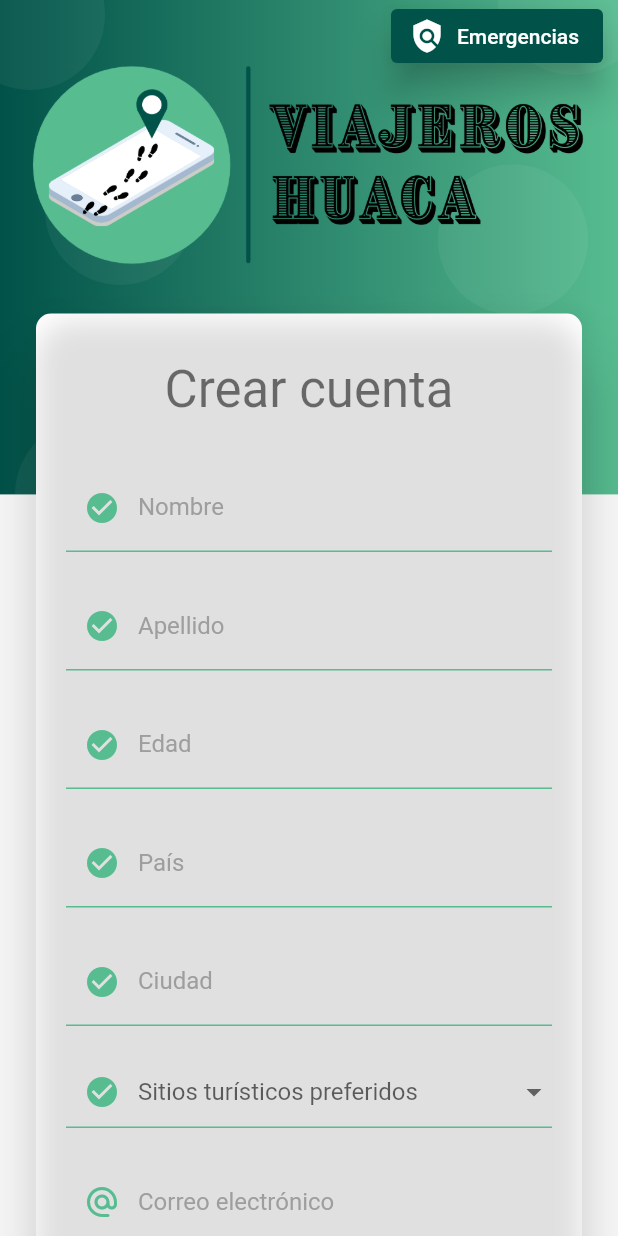
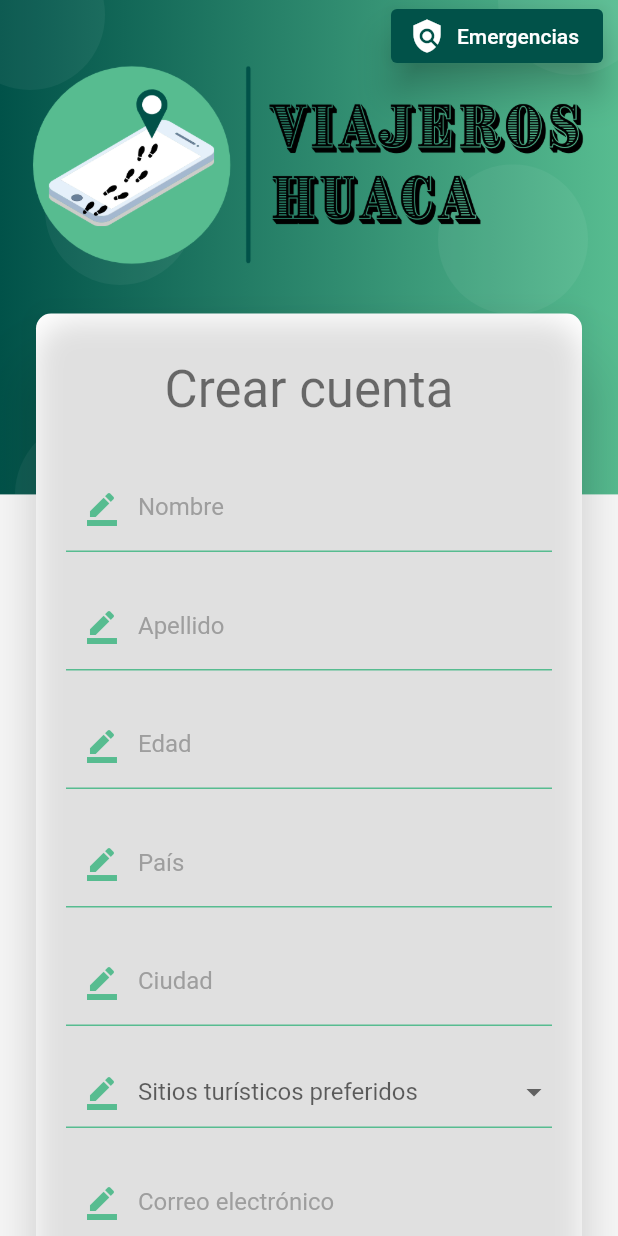
Before and after one commit to PaoMinta0596/ViajerosHuaca, a Flutter app: the screen it shows after launch, after a tap on "Ingresar", after a tap on "Crear una nueva cuenta", on a phone screen of 412 x 824 dp. Run offline on Flutter 3.47's test engine with Material 2 defaults, Android fonts, the phone set to English and light mode, and no system bars; our stand-ins replace flutter_map, flutter_secure_storage, latlong, share, shared_preferences; missing offline and left inert: flutter_webview_plugin; network calls fail.

Commit message:
prueba 1

```diff
--- a/lib/main.dart
+++ b/lib/main.dart
@@ -37,7 +37,7 @@ void main() async {
 class MyApp extends StatelessWidget {
   @override
   Widget build(BuildContext context) {
-    final prefs = new PreferenciasUsuario();
+    // final prefs = new PreferenciasUsuario();
     // print(prefs.token);
     return MultiProvider(
       providers: [
@@ -54,7 +54,7 @@ class MyApp extends StatelessWidget {
             routes: {
               'login': (_) => LoginPage(),
               'register': (_) => RegisterPage(),
-              'check': (_) => CheckAuthPage(),
+              'check': (BuildContext context) => CheckAuthPage(),
               'menu': (BuildContext context) => MenuWidget(),
               'mapa': (BuildContext context) => MapaPage(),
               'home': (BuildContext context) => HomePage(),
--- a/lib/src/bloc/auth_service.dart
+++ b/lib/src/bloc/auth_service.dart
@@ -1,4 +1,5 @@
 import 'dart:convert';
+import 'package:app_atractivos/src/preferencias_usuario.dart/preferencias_usuario.dart';
 import 'package:flutter/material.dart';
 import 'package:flutter_secure_storage/flutter_secure_storage.dart';
 import 'package:http/http.dart' as http;
@@ -6,6 +7,7 @@ import 'package:http/http.dart' as http;
 class AuthService extends ChangeNotifier {
   final String _baseUrl = 'identitytoolkit.googleapis.com';
   final String _firebaseToken = 'AIzaSyB4NdodQfUZrYR63-PlRE0TGzrT74O6Vkw';
+  final _prefs = new PreferenciasUsuario();
 
   final storage = new FlutterSecureStorage();
 
@@ -25,6 +27,9 @@ class AuthService extends ChangeNotifier {
 
     if (decodedResp.containsKey('idToken')) {
       // return decodedResp['idToken'];
+      // _prefs.email = decodedResp['email'];
+      // _prefs.token = decodedResp['idToken'];
+      await storage.write(key: 'email', value: decodedResp['email']);
       await storage.write(key: 'token', value: decodedResp['idToken']);
       return null;
     } else {
@@ -48,6 +53,9 @@ class AuthService extends ChangeNotifier {
 
     if (decodedResp.containsKey('idToken')) {
       // return decodedResp['idToken'];
+      // _prefs.email = decodedResp['email'];
+      // _prefs.token = decodedResp['idToken'];
+      await storage.write(key: 'email', value: decodedResp['email']);
       await storage.write(key: 'token', value: decodedResp['idToken']);
       return null;
     } else {
@@ -61,6 +69,6 @@ class AuthService extends ChangeNotifier {
   }
 
   Future<String> readToken() async {
-    return await storage.read(key: 'token') ?? null;
+    return await storage.read(key: 'token') ?? '';
   }
 }
--- a/lib/src/pages/check_auth_page.dart
+++ b/lib/src/pages/check_auth_page.dart
@@ -1,21 +1,31 @@
-import 'package:app_atractivos/src/bloc/auth_service.dart';
 import 'package:app_atractivos/src/pages/home_page.dart';
 import 'package:app_atractivos/src/pages/login_page.dart';
 import 'package:flutter/material.dart';
-import 'package:provider/provider.dart';
+import 'package:flutter_secure_storage/flutter_secure_storage.dart';
 
 class CheckAuthPage extends StatelessWidget {
+  final storage = new FlutterSecureStorage();
+
   @override
   Widget build(BuildContext context) {
-    final authService = Provider.of<AuthService>(context, listen: false);
-    return Scaffold(
-      body: Center(
-          child: FutureBuilder(
-              future: authService.readToken(),
-              builder: (BuildContext context, AsyncSnapshot<String> snapshot) {
-                if (snapshot.hasData) return Text('');
+    return Scaffold(body: _crearMapa(context));
+  }
 
-                if (snapshot.data == null) {
+  Widget _crearMapa(BuildContext context) {
+    return FutureBuilder(
+      future: crearMarcadores(context),
+      builder: (BuildContext context, AsyncSnapshot snapshot) {
+        print('future');
+        return Container();
+      },
+    );
+  }
+
+  Future crearMarcadores(BuildContext context) async {
+    final token = await storage.read(key: 'token') ?? '';
+    print('token de función');
+    // print(token);
+    if (token == '') {
       Future.microtask(() {
         Navigator.pushReplacement(
             context,
@@ -34,8 +44,6 @@ class CheckAuthPage extends StatelessWidget {
         // Navigator.of(context).pushReplacementNamed('home');
       });
     }
-                return Container();
-              })),
-    );
+    // return token;
   }
 }
--- a/lib/src/pages/eventos_page.dart
+++ b/lib/src/pages/eventos_page.dart
@@ -4,6 +4,7 @@ import 'package:app_atractivos/src/search/search_eventos.dart';
 import 'package:app_atractivos/src/widgets/menu_widget.dart';
 import 'package:flutter/material.dart';
 
+// ignore: must_be_immutable
 class EventosPage extends StatelessWidget {
   final eventosProvider = new EventosProvider();
   String query = '';
--- a/lib/src/pages/gastronomia_page.dart
+++ b/lib/src/pages/gastronomia_page.dart
@@ -4,6 +4,7 @@ import 'package:app_atractivos/src/search/search_gastronomia.dart';
 import 'package:app_atractivos/src/widgets/menu_widget.dart';
 import 'package:flutter/material.dart';
 
+// ignore: must_be_immutable
 class GastronomiaPage extends StatelessWidget {
   final gastronomiaProvider = new GastronomiaProvider();
   String query = '';
--- a/lib/src/pages/login_page.dart
+++ b/lib/src/pages/login_page.dart
@@ -1,4 +1,5 @@
 import 'package:app_atractivos/src/bloc/auth_service.dart';
+import 'package:app_atractivos/src/preferencias_usuario.dart/preferencias_usuario.dart';
 import 'package:app_atractivos/src/utils/utils.dart';
 import 'package:flutter/material.dart';
 import 'package:app_atractivos/src/providers/login_form_provider.dart';
@@ -8,8 +9,10 @@ import 'package:app_atractivos/src/ui/input_decorations.dart';
 import 'package:app_atractivos/src/widgets/widgets.dart';
 
 class LoginPage extends StatelessWidget {
+  final prefs = new PreferenciasUsuario();
   @override
   Widget build(BuildContext context) {
+    // prefs.ultimaPagina = 'login';
     return Scaffold(
         body: AuthBackground(
             child: SingleChildScrollView(
@@ -122,12 +125,20 @@ class __LoginFormState extends State<_LoginForm> {
               },
             ),
             SizedBox(height: 50),
-            MaterialButton(
-                shape: RoundedRectangleBorder(
-                    borderRadius: BorderRadius.circular(10)),
-                disabledColor: Colors.grey,
-                elevation: 0,
-                color: Color(0xff57BC90),
+            ElevatedButton(
+                style: ButtonStyle(
+                    shape: MaterialStateProperty.all(RoundedRectangleBorder(
+                        borderRadius: BorderRadius.circular(10))),
+                    elevation: MaterialStateProperty.all(10),
+                    backgroundColor:
+                        MaterialStateProperty.all<Color>(Color(0xff57BC90)),
+                    overlayColor: MaterialStateProperty.all(Colors.grey)),
+
+                // shape: RoundedRectangleBorder(
+                //     borderRadius: BorderRadius.circular(10)),
+                // disabledColor: Colors.grey,
+                // elevation: 0,
+                // color: Color(0xff57BC90),
                 child: Container(
                     padding: EdgeInsets.symmetric(horizontal: 80, vertical: 15),
                     child: Text(
@@ -145,7 +156,7 @@ class __LoginFormState extends State<_LoginForm> {
 
                         loginForm.isLoading = true;
 
-                        // TODO: validar si el login es correcto
+                        // TODO_validar si el login es correcto
 
                         final String errorMessage = await authService.login(
                             loginForm.email, loginForm.password);
--- a/lib/src/pages/mapa_general.dart
+++ b/lib/src/pages/mapa_general.dart
@@ -58,6 +58,7 @@ class _MapaGeneralPageState extends State<MapaGeneralPage> {
         future: crearMarcadores(),
         builder: (BuildContext context, AsyncSnapshot<dynamic> snapshot) {
           if (snapshot.hasData) {
+            print('future');
             return FlutterMap(
               mapController: map,
               options: MapOptions(
@@ -139,7 +140,7 @@ class _MapaGeneralPageState extends State<MapaGeneralPage> {
       final lng = double.parse(lalo[0]);
       todosMarcadores.add(_marcadoresEventos(lat, lng, eventos[i]));
     }
-
+    print('funcion marcadores');
     return todosMarcadores;
   }
 
--- a/lib/src/pages/register_page.dart
+++ b/lib/src/pages/register_page.dart
@@ -2,6 +2,7 @@ import 'package:app_atractivos/src/bloc/auth_service.dart';
 import 'package:app_atractivos/src/models/usuarios_model.dart';
 import 'package:app_atractivos/src/providers/register_form_provider.dart';
 import 'package:app_atractivos/src/providers/usuarios_provider.dart';
+import 'package:app_atractivos/src/utils/utils.dart';
 import 'package:flutter/material.dart';
 import 'package:provider/provider.dart';
 
@@ -78,7 +79,7 @@ class __RegisterFormState extends State<_RegisterForm> {
               decoration: InputDecorations.authInputDecoration(
                   hintText: 'Ingrese su nombre',
                   labelText: 'Nombre',
-                  prefixIcon: Icons.check_circle),
+                  prefixIcon: Icons.border_color),
               onChanged: (value) => loginForm.nombre = value,
               validator: (value) {
                 if (value.isEmpty) {
@@ -96,7 +97,7 @@ class __RegisterFormState extends State<_RegisterForm> {
               decoration: InputDecorations.authInputDecoration(
                   hintText: 'Ingrese su apellido',
                   labelText: 'Apellido',
-                  prefixIcon: Icons.check_circle),
+                  prefixIcon: Icons.border_color),
               onChanged: (value) => loginForm.apellido = value,
               validator: (value) {
                 if (value.isEmpty) {
@@ -114,7 +115,7 @@ class __RegisterFormState extends State<_RegisterForm> {
               decoration: InputDecorations.authInputDecoration(
                   hintText: 'Ingrese su edad',
                   labelText: 'Edad',
-                  prefixIcon: Icons.check_circle),
+                  prefixIcon: Icons.border_color),
               onChanged: (value) => loginForm.edad = value,
               validator: (value) {
                 final n = num.tryParse(value);
@@ -133,7 +134,7 @@ class __RegisterFormState extends State<_RegisterForm> {
               decoration: InputDecorations.authInputDecoration(
                   hintText: 'Ingrese su país',
                   labelText: 'País',
-                  prefixIcon: Icons.check_circle),
+                  prefixIcon: Icons.border_color),
               onChanged: (value) => loginForm.pais = value,
               validator: (value) {
                 if (value.isEmpty) {
@@ -151,7 +152,7 @@ class __RegisterFormState extends State<_RegisterForm> {
               decoration: InputDecorations.authInputDecoration(
                   hintText: 'Ingrese su ciudad',
                   labelText: 'Ciudad',
-                  prefixIcon: Icons.check_circle),
+                  prefixIcon: Icons.border_color),
               onChanged: (value) => loginForm.ciudad = value,
               validator: (value) {
                 if (value.isEmpty) {
@@ -171,7 +172,7 @@ class __RegisterFormState extends State<_RegisterForm> {
                 ),
                 focusedBorder: UnderlineInputBorder(
                     borderSide: BorderSide(color: Color(0xff57BC90), width: 2)),
-                prefixIcon: Icon(Icons.check_circle, color: Color(0xff57BC90)),
+                prefixIcon: Icon(Icons.border_color, color: Color(0xff57BC90)),
               ),
               value: null,
               isDense: true,
@@ -198,9 +199,9 @@ class __RegisterFormState extends State<_RegisterForm> {
               autocorrect: false,
               keyboardType: TextInputType.emailAddress,
               decoration: InputDecorations.authInputDecoration(
-                  hintText: 'john.doe@gmail.com',
+                  hintText: 'Ingrese su correo electrónico',
                   labelText: 'Correo electrónico',
-                  prefixIcon: Icons.alternate_email_rounded),
+                  prefixIcon: Icons.border_color),
               onChanged: (value) {
                 loginForm.email = value;
                 usuario.email = value;
@@ -228,7 +229,7 @@ class __RegisterFormState extends State<_RegisterForm> {
                     borderSide: BorderSide(color: Color(0xff57BC90), width: 2)),
                 hintText: '******',
                 labelText: 'Contraseña',
-                prefixIcon: Icon(Icons.lock_outline, color: Color(0xff57BC90)),
+                prefixIcon: Icon(Icons.border_color, color: Color(0xff57BC90)),
                 labelStyle: TextStyle(color: Colors.grey),
                 suffixIcon: GestureDetector(
                     child: Icon(icono),
@@ -251,12 +252,19 @@ class __RegisterFormState extends State<_RegisterForm> {
               },
             ),
             SizedBox(height: 40),
-            MaterialButton(
-                shape: RoundedRectangleBorder(
-                    borderRadius: BorderRadius.circular(10)),
-                disabledColor: Colors.grey,
-                elevation: 0,
-                color: Color(0xff57BC90),
+            ElevatedButton(
+                style: ButtonStyle(
+                    shape: MaterialStateProperty.all(RoundedRectangleBorder(
+                        borderRadius: BorderRadius.circular(10))),
+                    elevation: MaterialStateProperty.all(10),
+                    backgroundColor:
+                        MaterialStateProperty.all<Color>(Color(0xff57BC90)),
+                    overlayColor: MaterialStateProperty.all(Colors.grey)),
+                // shape: RoundedRectangleBorder(
+                //     borderRadius: BorderRadius.circular(10)),
+                // disabledColor: Colors.grey,
+                // elevation: 0,
+                // color: Color(0xff57BC90),
                 child: Container(
                     padding: EdgeInsets.symmetric(horizontal: 80, vertical: 15),
                     child: Text(
@@ -274,7 +282,7 @@ class __RegisterFormState extends State<_RegisterForm> {
 
                         loginForm.isLoading = true;
 
-                        // TODO: validar si el login es correcto
+                        //validar si el login es correcto
 
                         final String errorMessage = await authService
                             .createUser(loginForm.email, loginForm.password);
@@ -285,6 +293,8 @@ class __RegisterFormState extends State<_RegisterForm> {
                           Navigator.pushReplacementNamed(context, 'home');
                         } else {
                           print(errorMessage);
+                          mostrarAlerta(context,
+                              'El correo ingresado ya se encuentra registrado, intente con un correo electrónico diferente');
                           loginForm.isLoading = false;
                         }
                       }),
--- a/lib/src/pages/usuario_page.dart
+++ b/lib/src/pages/usuario_page.dart
@@ -1,5 +1,6 @@
 import 'package:app_atractivos/src/bloc/auth_service.dart';
 import 'package:app_atractivos/src/models/usuarios_model.dart';
+import 'package:app_atractivos/src/preferencias_usuario.dart/preferencias_usuario.dart';
 import 'package:app_atractivos/src/providers/usuarios_provider.dart';
 import 'package:app_atractivos/src/widgets/menu_widget.dart';
 import 'package:flutter/material.dart';
@@ -13,6 +14,7 @@ class UsuarioPage extends StatefulWidget {
 class _UsuarioPageState extends State<UsuarioPage> {
   final formKey = GlobalKey<FormState>();
   final scaffoldKey = GlobalKey<ScaffoldMessengerState>();
+  final _prefs = new PreferenciasUsuario();
 
   UsuariosModel usuario = new UsuariosModel();
   final usuariosProvider = new UsuariosProvider();
@@ -32,6 +34,9 @@ class _UsuarioPageState extends State<UsuarioPage> {
               icon: Icon(Icons.logout),
               onPressed: () {
                 authService.logout();
+                // _prefs.email = '';
+                // _prefs.token = '';
+                // _prefs.ultimaPagina = '';
                 Navigator.of(context).pushNamedAndRemoveUntil(
                     'login', (Route<dynamic> route) => false);
                 // Navigator.pushReplacementNamed(context, 'login');
--- a/lib/src/providers/alimentacion_provider.dart
+++ b/lib/src/providers/alimentacion_provider.dart
@@ -1,11 +1,13 @@
 import 'dart:convert';
 import 'package:app_atractivos/src/models/alimentacion_model.dart';
+// import 'package:app_atractivos/src/preferencias_usuario.dart/preferencias_usuario.dart';
 import 'package:flutter_secure_storage/flutter_secure_storage.dart';
 import 'package:http/http.dart' as http;
 
 class AlimentacionProvider {
   final String _url = 'https://admin-6c5a5-default-rtdb.firebaseio.com/';
   final storage = new FlutterSecureStorage();
+  // final _prefs = new PreferenciasUsuario();
 
   Future<List<AlimentacionModel>> cargarAlimentacion(query) async {
     final tokenAccess = await storage.read(key: 'token') ?? '';
--- a/lib/src/providers/eventos_provider.dart
+++ b/lib/src/providers/eventos_provider.dart
@@ -1,15 +1,17 @@
 import 'dart:convert';
 
 import 'package:app_atractivos/src/models/eventos_model.dart';
+// import 'package:app_atractivos/src/preferencias_usuario.dart/preferencias_usuario.dart';
 import 'package:flutter_secure_storage/flutter_secure_storage.dart';
 import 'package:http/http.dart' as http;
 
 class EventosProvider {
   final String _url = 'https://admin-6c5a5-default-rtdb.firebaseio.com/';
-  final storage = new FlutterSecureStorage();
+ final storage = new FlutterSecureStorage();
+  // final _prefs = new PreferenciasUsuario();
 
   Future<List<EventosModel>> cargarEventos(query) async {
-    final tokenAccess = await storage.read(key: 'token') ?? '';
+   final tokenAccess = await storage.read(key: 'token') ?? '';
     final url = Uri.parse('$_url/eventos.json?auth=$tokenAccess');
     final resp = await http.get(url);
 
--- a/lib/src/providers/gastronomia_provider.dart
+++ b/lib/src/providers/gastronomia_provider.dart
@@ -1,14 +1,18 @@
 import 'dart:convert';
 import 'package:app_atractivos/src/models/gastronomia_model.dart';
+import 'package:app_atractivos/src/preferencias_usuario.dart/preferencias_usuario.dart';
 import 'package:flutter_secure_storage/flutter_secure_storage.dart';
 import 'package:http/http.dart' as http;
 
 class GastronomiaProvider {
   final String _url = 'https://admin-6c5a5-default-rtdb.firebaseio.com/';
   final storage = new FlutterSecureStorage();
+  final _prefs = new PreferenciasUsuario();
 
   Future<List<GastronomiaModel>> cargarGastronomia(query) async {
     final tokenAccess = await storage.read(key: 'token') ?? '';
+    print('token de gastronomía');
+    print(tokenAccess);
     final url = Uri.parse('$_url/gastronomia.json?auth=$tokenAccess');
     final resp = await http.get(url);
 
--- a/lib/src/providers/hospedaje_provider.dart
+++ b/lib/src/providers/hospedaje_provider.dart
@@ -1,11 +1,13 @@
 import 'dart:convert';
 import 'package:app_atractivos/src/models/hospedaje_model.dart';
+// import 'package:app_atractivos/src/preferencias_usuario.dart/preferencias_usuario.dart';
 import 'package:flutter_secure_storage/flutter_secure_storage.dart';
 import 'package:http/http.dart' as http;
 
 class HospedajeProvider {
   final String _url = 'https://admin-6c5a5-default-rtdb.firebaseio.com/';
   final storage = new FlutterSecureStorage();
+  // final _prefs = new PreferenciasUsuario();
 
   Future<List<HospedajeModel>> cargarHospedaje(query) async {
     final tokenAccess = await storage.read(key: 'token') ?? '';
--- a/lib/src/providers/sitios_provider.dart
+++ b/lib/src/providers/sitios_provider.dart
@@ -1,4 +1,5 @@
 import 'dart:convert';
+// import 'package:app_atractivos/src/preferencias_usuario.dart/preferencias_usuario.dart';
 import 'package:flutter_secure_storage/flutter_secure_storage.dart';
 import 'package:http/http.dart' as http;
 import 'package:app_atractivos/src/models/sitio_model.dart';
@@ -6,6 +7,7 @@ import 'package:app_atractivos/src/models/sitio_model.dart';
 class SitiosProvider {
   final String _url = 'https://admin-6c5a5-default-rtdb.firebaseio.com/';
   final storage = new FlutterSecureStorage();
+  // final _prefs = new PreferenciasUsuario();
 
   Future<List<SitiosModel>> buscarSitios(String query) async {
     final tokenAccess = await storage.read(key: 'token') ?? '';
--- a/lib/src/providers/transporte_provider.dart
+++ b/lib/src/providers/transporte_provider.dart
@@ -1,11 +1,13 @@
 import 'dart:convert';
 import 'package:app_atractivos/src/models/transporte_model.dart';
+// import 'package:app_atractivos/src/preferencias_usuario.dart/preferencias_usuario.dart';
 import 'package:flutter_secure_storage/flutter_secure_storage.dart';
 import 'package:http/http.dart' as http;
 
 class TransporteProvider {
   final String _url = 'https://admin-6c5a5-default-rtdb.firebaseio.com/';
   final storage = new FlutterSecureStorage();
+  // final _prefs = new PreferenciasUsuario();
 
   Future<List<TransporteModel>> cargarTransporte(query) async {
     final tokenAccess = await storage.read(key: 'token') ?? '';
```
Also changed, not shown: lib/src/preferencias_usuario.dart/preferencias_usuario.dart (+18 -19 lines), lib/src/providers/usuarios_provider.dart (+6 -3 lines). Lines whose indentation alone changed are shown as unchanged.
